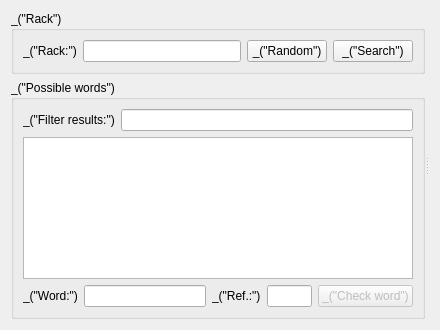
Qt form qt/ui/arbitration_widget.ui (cjlano/eliot) before a commit.
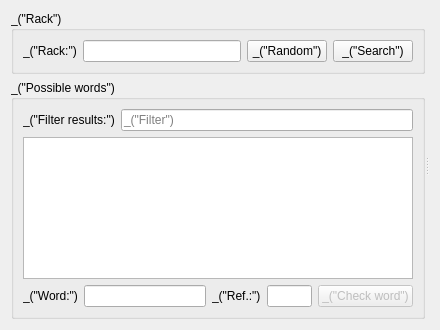
The same form after that commit.

Commit message: Arbitration: use a placehoder for the results filter

What changed in the file:
```diff
--- a/qt/ui/arbitration_widget.ui
+++ b/qt/ui/arbitration_widget.ui
@@ -77,7 +77,11 @@
              </widget>
             </item>
             <item>
-             <widget class="QLineEdit" name="lineEditFilter"/>
+             <widget class="QLineEdit" name="lineEditFilter">
+              <property name="placeholderText">
+               <string>_(&quot;Filter&quot;)</string>
+              </property>
+             </widget>
             </item>
            </layout>
           </item>
```
